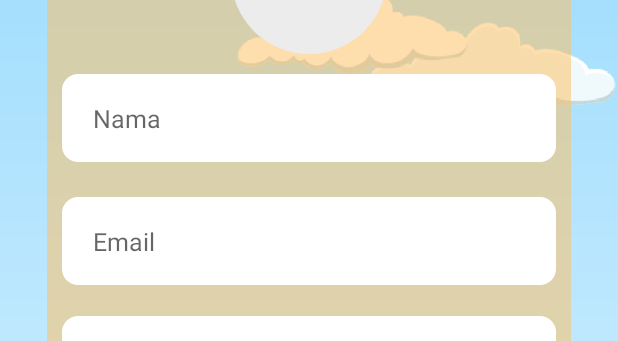
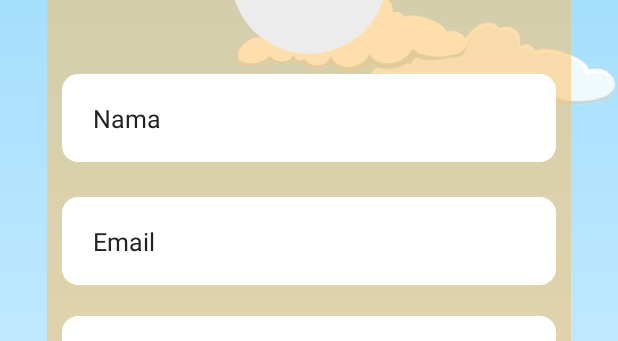
Before and after one commit to Arispuuu/Belajar-Matematika, an Android app: the layout activity_sign_up.xml on its own in the app's theme, with its tools: preview values and no code run, on a phone screen of 412 x 824 dp. Shown: the part 218-559 px from the top of the screen. Run offline under Robolectric (Android 15) with nearby library versions, the phone set to English and light mode, and no system bars; plain views replace RoundedImageView.

Commit message:
sudah jadi

```diff
--- a/app/src/main/res/layout/activity_sign_in.xml
+++ b/app/src/main/res/layout/activity_sign_in.xml
@@ -45,6 +45,7 @@
             android:layout_marginTop="@dimen/_40sdp"
             android:background="@drawable/background_input"
             android:hint="@string/email"
+            android:textColorHint="@color/primary_text"
             android:imeOptions="actionNext"
             android:importantForAutofill="no"
             android:inputType="textEmailAddress"
@@ -67,10 +68,10 @@
                 android:layout_marginLeft="10dp"
                 android:background="@drawable/background_input"
                 android:hint="@string/password"
+                android:textColorHint="@color/primary_text"
                 android:imeOptions="actionDone"
                 android:importantForAutofill="no"
                 android:inputType="textPassword"
-
                 android:paddingStart="@dimen/_16sdp"
                 android:paddingEnd="@dimen/_16sdp"
                 android:textColor="@color/primary_text"
--- a/app/src/main/res/layout/activity_sign_up.xml
+++ b/app/src/main/res/layout/activity_sign_up.xml
@@ -62,6 +62,7 @@
             android:layout_marginLeft="10dp"
             android:background="@drawable/background_input"
             android:hint="Nama"
+            android:textColorHint="@color/primary_text"
             android:imeOptions="actionNext"
             android:importantForAutofill="no"
             android:inputType="text"
@@ -80,6 +81,7 @@
             android:layout_marginLeft="10dp"
             android:background="@drawable/background_input"
             android:hint="@string/email"
+            android:textColorHint="@color/primary_text"
             android:imeOptions="actionNext"
             android:importantForAutofill="no"
             android:inputType="textEmailAddress"
@@ -102,6 +104,7 @@
                 android:layout_marginLeft="10dp"
                 android:background="@drawable/background_input"
                 android:hint="@string/password"
+                android:textColorHint="@color/primary_text"
                 android:imeOptions="actionNext"
                 android:importantForAutofill="no"
                 android:inputType="textPassword"
@@ -126,6 +129,7 @@
                 android:layout_marginLeft="10dp"
                 android:background="@drawable/background_input"
                 android:hint="Konfirmasi Password"
+                android:textColorHint="@color/primary_text"
                 android:imeOptions="actionDone"
                 android:importantForAutofill="no"
                 android:inputType="textPassword"
```
Also changed, not shown: 67 other files.
